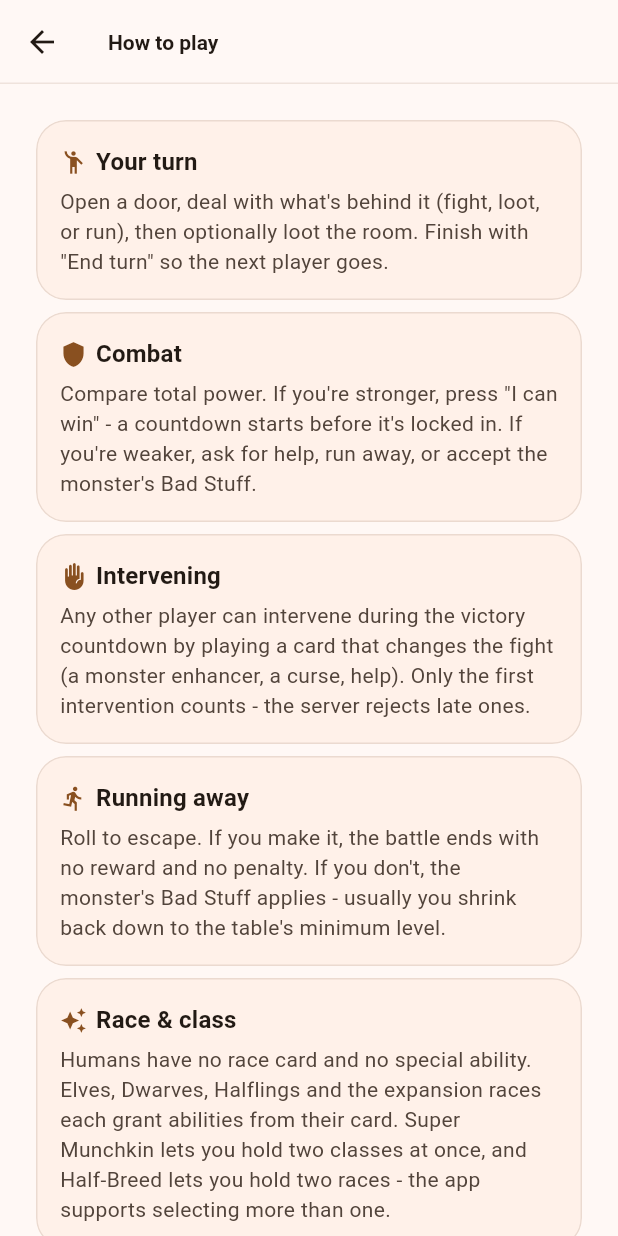
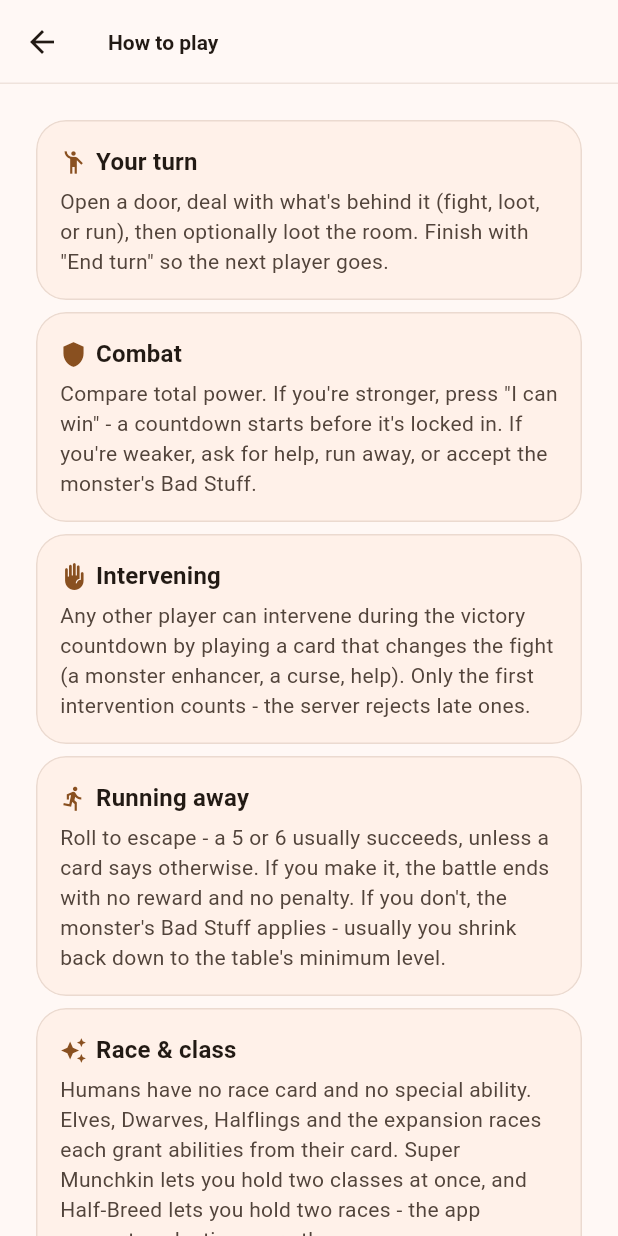
Before and after one commit to tiredbw/MunchkinApp, a Flutter app: the RulesScreen screen opened by its route, on a phone screen of 412 x 824 dp. Run offline on Flutter 3.47's test engine with Material 3 defaults, Android fonts, the phone set to English and light mode, and no system bars; our stand-ins replace flutter_riverpod, flutter_secure_storage, freezed_annotation, go_router, google_mobile_ads, qr_flutter; missing offline and left inert: mobile_scanner; accounts and stored records are empty.

Commit message:
Sweep the statistics/rules screens for palette and icon consistency
An audit of the less-recently-touched screens turned up several spots
that had fallen out of step with the design language built up
elsewhere: the statistics history card used a hardcoded
Colors.amber.shade700 for a win icon instead of the adaptive
leaderGold() helper (wrong shade in dark mode), a per-participant
winner icon had no color at all, the "Wins" metric card didn't tint
its icon gold the way every other winner-adjacent element in the app
now does, and the profile chips there lacked the person avatar glyph
already applied to the same chips on the create/join room screens.
The rules screen's "Winning" entry now uses the same gold as the
in-room winner banner instead of the generic primary color, and its
escape-rules text now states the 5-or-6 threshold that the in-battle
escape hint added a few commits ago - the two were saying different
things about the same rule. The "add a local player" text fields also
get the smartphone icon used everywhere else that denotes a
device-local player.

Co-Authored-By: Claude Sonnet 5 <noreply@anthropic.com>

```diff
--- a/munchkin_app/lib/features/help/rules_screen.dart
+++ b/munchkin_app/lib/features/help/rules_screen.dart
@@ -40,6 +40,7 @@ class RulesScreen extends StatelessWidget {
         icon: Icons.emoji_events,
         title: l10n.rulesWinningTitle,
         body: l10n.rulesWinningBody,
+        highlight: true,
       ),
     ];
     return Scaffold(
@@ -73,7 +74,13 @@ class RulesScreen extends StatelessWidget {
                 children: <Widget>[
                   Row(
                     children: <Widget>[
-                      Icon(section.icon, size: 18, color: scheme.primary),
+                      Icon(
+                        section.icon,
+                        size: 18,
+                        color: section.highlight
+                            ? leaderGold(context)
+                            : scheme.primary,
+                      ),
                       const SizedBox(width: 6),
                       Text(
                         section.title,
@@ -103,9 +110,11 @@ class _RuleSection {
     required this.icon,
     required this.title,
     required this.body,
+    this.highlight = false,
   });
 
   final IconData icon;
   final String title;
   final String body;
+  final bool highlight;
 }
--- a/munchkin_app/lib/features/room/create_room_screen.dart
+++ b/munchkin_app/lib/features/room/create_room_screen.dart
@@ -124,6 +124,7 @@ class _CreateRoomScreenState extends ConsumerState<CreateRoomScreen> {
                             maxLength: 24,
                             decoration: InputDecoration(
                               labelText: l10n.playerNameLabel,
+                              prefixIcon: const Icon(Icons.smartphone),
                             ),
                             validator: (value) =>
                                 _validateLocalName(value, index),
--- a/munchkin_app/lib/features/room/room_screen.dart
+++ b/munchkin_app/lib/features/room/room_screen.dart
@@ -93,7 +93,10 @@ Future<void> _addLocalPlayerDialog(
         controller: nameController,
         autofocus: true,
         maxLength: 24,
-        decoration: InputDecoration(labelText: l10n.playerNameLabel),
+        decoration: InputDecoration(
+          labelText: l10n.playerNameLabel,
+          prefixIcon: const Icon(Icons.smartphone),
+        ),
       ),
       actions: <Widget>[
         TextButton(
--- a/munchkin_app/lib/l10n/app_en.arb
+++ b/munchkin_app/lib/l10n/app_en.arb
@@ -128,7 +128,7 @@
   "rulesInterventionTitle": "Intervening",
   "rulesInterventionBody": "Any other player can intervene during the victory countdown by playing a card that changes the fight (a monster enhancer, a curse, help). Only the first intervention counts - the server rejects late ones.",
   "rulesEscapeTitle": "Running away",
-  "rulesEscapeBody": "Roll to escape. If you make it, the battle ends with no reward and no penalty. If you don't, the monster's Bad Stuff applies - usually you shrink back down to the table's minimum level.",
+  "rulesEscapeBody": "Roll to escape - a 5 or 6 usually succeeds, unless a card says otherwise. If you make it, the battle ends with no reward and no penalty. If you don't, the monster's Bad Stuff applies - usually you shrink back down to the table's minimum level.",
   "rulesIdentityTitle": "Race & class",
   "rulesIdentityBody": "Humans have no race card and no special ability. Elves, Dwarves, Halflings and the expansion races each grant abilities from their card. Super Munchkin lets you hold two classes at once, and Half-Breed lets you hold two races - the app supports selecting more than one.",
   "rulesWinningTitle": "Winning",
--- a/munchkin_app/lib/l10n/app_localizations.dart
+++ b/munchkin_app/lib/l10n/app_localizations.dart
@@ -821,7 +821,7 @@ abstract class AppLocalizations {
   /// No description provided for @rulesEscapeBody.
   ///
   /// In en, this message translates to:
-  /// **'Roll to escape. If you make it, the battle ends with no reward and no penalty. If you don\'t, the monster\'s Bad Stuff applies - usually you shrink back down to the table\'s minimum level.'**
+  /// **'Roll to escape - a 5 or 6 usually succeeds, unless a card says otherwise. If you make it, the battle ends with no reward and no penalty. If you don\'t, the monster\'s Bad Stuff applies - usually you shrink back down to the table\'s minimum level.'**
   String get rulesEscapeBody;
 
   /// No description provided for @rulesIdentityTitle.
--- a/munchkin_app/lib/l10n/app_localizations_en.dart
+++ b/munchkin_app/lib/l10n/app_localizations_en.dart
@@ -391,7 +391,7 @@ class AppLocalizationsEn extends AppLocalizations {
 
   @override
   String get rulesEscapeBody =>
-      'Roll to escape. If you make it, the battle ends with no reward and no penalty. If you don\'t, the monster\'s Bad Stuff applies - usually you shrink back down to the table\'s minimum level.';
+      'Roll to escape - a 5 or 6 usually succeeds, unless a card says otherwise. If you make it, the battle ends with no reward and no penalty. If you don\'t, the monster\'s Bad Stuff applies - usually you shrink back down to the table\'s minimum level.';
 
   @override
   String get rulesIdentityTitle => 'Race & class';
--- a/munchkin_app/lib/l10n/app_localizations_ru.dart
+++ b/munchkin_app/lib/l10n/app_localizations_ru.dart
@@ -393,7 +393,7 @@ class AppLocalizationsRu extends AppLocalizations {
 
   @override
   String get rulesEscapeBody =>
-      'Бросьте кубик на побег. Если удалось — бой заканчивается без награды и без штрафа. Если нет — действует Гадость монстра: обычно уровень падает до минимального за столом.';
+      'Бросьте кубик на побег — обычно 5 или 6 означает успех, если карта не говорит иначе. Если удалось — бой заканчивается без награды и без штрафа. Если нет — действует Гадость монстра: обычно уровень падает до минимального за столом.';
 
   @override
   String get rulesIdentityTitle => 'Раса и класс';
--- a/munchkin_app/lib/l10n/app_ru.arb
+++ b/munchkin_app/lib/l10n/app_ru.arb
@@ -128,7 +128,7 @@
   "rulesInterventionTitle": "Вмешательство",
   "rulesInterventionBody": "Любой другой игрок может вмешаться во время отсчёта победы, разыграв карту, меняющую исход боя (усиление монстра, проклятие, помощь). Засчитывается только первое вмешательство — сервер отклоняет запоздавшие.",
   "rulesEscapeTitle": "Побег",
-  "rulesEscapeBody": "Бросьте кубик на побег. Если удалось — бой заканчивается без награды и без штрафа. Если нет — действует Гадость монстра: обычно уровень падает до минимального за столом.",
+  "rulesEscapeBody": "Бросьте кубик на побег — обычно 5 или 6 означает успех, если карта не говорит иначе. Если удалось — бой заканчивается без награды и без штрафа. Если нет — действует Гадость монстра: обычно уровень падает до минимального за столом.",
   "rulesIdentityTitle": "Раса и класс",
   "rulesIdentityBody": "У человека нет карты расы и особых способностей. Эльфы, дворфы, полурослики и расы из допов дают способности со своих карт. Super Munchkin позволяет иметь два класса одновременно, а Half-Breed — две расы; приложение поддерживает выбор нескольких.",
   "rulesWinningTitle": "Победа",
```
Also changed, not shown: munchkin_app/lib/features/statistics/statistics_screen.dart (+7 -3 lines).
